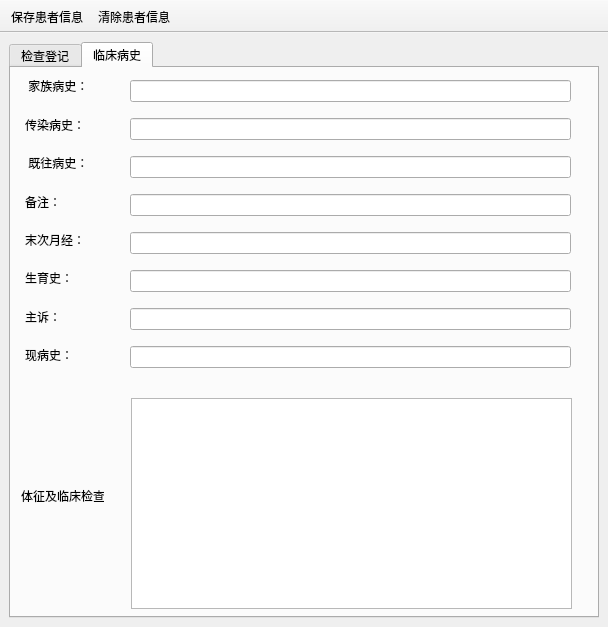
Qt form Tools/MHealthReport/patientstudyregister.ui (zyq1569/HealthApp) before a commit.
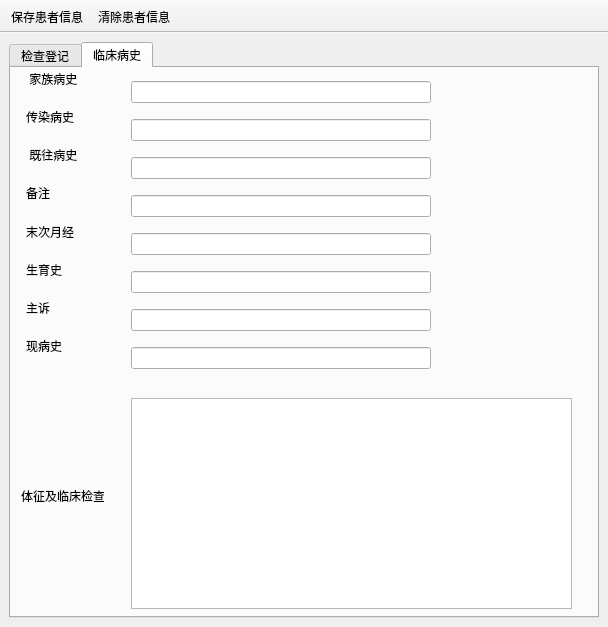
The same form after that commit. The open tabs and pages were chosen to show the change. Icons and pictures are not drawn.

Commit message: new studyoder register ui

Diff of the .ui file:
```diff
--- a/Tools/MHealthReport/patientstudyregister.ui
+++ b/Tools/MHealthReport/patientstudyregister.ui
@@ -1412,96 +1412,119 @@
          </size>
         </property>
        </widget>
-       <widget class="QWidget" name="layoutWidget">
-        <property name="geometry">
-         <rect>
-          <x>14</x>
-          <y>2</y>
-          <width>69</width>
-          <height>301</height>
-         </rect>
-        </property>
-        <layout class="QVBoxLayout" name="verticalLayout_4">
-         <item>
           <widget class="QLabel" name="label_25">
+        <property name="geometry">
+         <rect>
+          <x>15</x>
+          <y>3</y>
+          <width>53</width>
+          <height>16</height>
+         </rect>
+        </property>
            <property name="text">
             <string> 家族病史：</string>
            </property>
           </widget>
-         </item>
-         <item>
-          <widget class="QLabel" name="label_26">
-           <property name="text">
-            <string>传染病史：</string>
-           </property>
-          </widget>
-         </item>
-         <item>
-          <widget class="QLabel" name="label_27">
-           <property name="text">
-            <string> 既往病史：</string>
-           </property>
-          </widget>
-         </item>
-         <item>
           <widget class="QLabel" name="label_32">
+        <property name="geometry">
+         <rect>
+          <x>15</x>
+          <y>117</y>
+          <width>28</width>
+          <height>16</height>
+         </rect>
+        </property>
            <property name="text">
             <string>备注：</string>
            </property>
           </widget>
-         </item>
-         <item>
-          <widget class="QLabel" name="label_33">
+       <widget class="QLabel" name="label_27">
+        <property name="geometry">
+         <rect>
+          <x>15</x>
+          <y>79</y>
+          <width>53</width>
+          <height>16</height>
+         </rect>
+        </property>
            <property name="text">
-            <string>末次月经：</string>
-           </property>
-          </widget>
-         </item>
-         <item>
-          <widget class="QLabel" name="label_34">
+         <string> 既往病史：</string>
+        </property>
+       </widget>
+       <widget class="QLabel" name="label_26">
+        <property name="geometry">
+         <rect>
+          <x>15</x>
+          <y>41</y>
+          <width>50</width>
+          <height>16</height>
+         </rect>
+        </property>
            <property name="text">
-            <string>生育史：</string>
-           </property>
-          </widget>
-         </item>
-         <item>
+         <string>传染病史：</string>
+        </property>
+       </widget>
           <widget class="QLabel" name="label_28">
+        <property name="geometry">
+         <rect>
+          <x>15</x>
+          <y>232</y>
+          <width>28</width>
+          <height>16</height>
+         </rect>
+        </property>
            <property name="text">
             <string>主诉：</string>
            </property>
           </widget>
-         </item>
-         <item>
+       <widget class="QLabel" name="label_34">
+        <property name="geometry">
+         <rect>
+          <x>15</x>
+          <y>194</y>
+          <width>39</width>
+          <height>16</height>
+         </rect>
+        </property>
+        <property name="text">
+         <string>生育史：</string>
+        </property>
+       </widget>
+       <widget class="QLabel" name="label_33">
+        <property name="geometry">
+         <rect>
+          <x>15</x>
+          <y>156</y>
+          <width>50</width>
+          <height>16</height>
+         </rect>
+        </property>
+        <property name="text">
+         <string>末次月经：</string>
+        </property>
+       </widget>
           <widget class="QLabel" name="label_29">
+        <property name="geometry">
+         <rect>
+          <x>15</x>
+          <y>270</y>
+          <width>39</width>
+          <height>16</height>
+         </rect>
+        </property>
            <property name="text">
             <string>现病史：</string>
            </property>
           </widget>
-         </item>
-        </layout>
-       </widget>
-       <widget class="QWidget" name="layoutWidget">
-        <property name="geometry">
-         <rect>
-          <x>119</x>
-          <y>2</y>
-          <width>441</width>
-          <height>311</height>
-         </rect>
-        </property>
-        <layout class="QVBoxLayout" name="verticalLayout_6">
-         <item>
           <widget class="QLineEdit" name="lineEditFimilyHistory">
-           <property name="minimumSize">
-            <size>
+        <property name="geometry">
+         <rect>
+          <x>120</x>
+          <y>13</y>
              <width>300</width>
-             <height>0</height>
-            </size>
-           </property>
-          </widget>
-         </item>
-         <item>
-          <widget class="QLineEdit" name="lineEditCHuanRan">
+          <height>22</height>
+         </rect>
+        </property>
            <property name="minimumSize">
             <size>
              <width>300</width>
@@ -1509,9 +1532,15 @@
             </size>
            </property>
           </widget>
-         </item>
-         <item>
           <widget class="QLineEdit" name="lineEditAgo">
+        <property name="geometry">
+         <rect>
+          <x>120</x>
+          <y>89</y>
+          <width>300</width>
+          <height>22</height>
+         </rect>
+        </property>
            <property name="minimumSize">
             <size>
              <width>300</width>
@@ -1519,9 +1548,31 @@
             </size>
            </property>
           </widget>
-         </item>
-         <item>
+       <widget class="QLineEdit" name="lineEditCHuanRan">
+        <property name="geometry">
+         <rect>
+          <x>120</x>
+          <y>51</y>
+          <width>300</width>
+          <height>22</height>
+         </rect>
+        </property>
+        <property name="minimumSize">
+         <size>
+          <width>300</width>
+          <height>0</height>
+         </size>
+        </property>
+       </widget>
           <widget class="QLineEdit" name="lineEditChuCao">
+        <property name="geometry">
+         <rect>
+          <x>120</x>
+          <y>127</y>
+          <width>300</width>
+          <height>22</height>
+         </rect>
+        </property>
            <property name="minimumSize">
             <size>
              <width>300</width>
@@ -1529,9 +1580,15 @@
             </size>
            </property>
           </widget>
-         </item>
-         <item>
           <widget class="QLineEdit" name="lineEditLast">
+        <property name="geometry">
+         <rect>
+          <x>120</x>
+          <y>165</y>
+          <width>300</width>
+          <height>22</height>
+         </rect>
+        </property>
            <property name="minimumSize">
             <size>
              <width>300</width>
@@ -1539,9 +1596,15 @@
             </size>
            </property>
           </widget>
-         </item>
-         <item>
           <widget class="QLineEdit" name="lineEditBornHistory">
+        <property name="geometry">
+         <rect>
+          <x>120</x>
+          <y>203</y>
+          <width>300</width>
+          <height>22</height>
+         </rect>
+        </property>
            <property name="minimumSize">
             <size>
              <width>300</width>
@@ -1549,9 +1612,15 @@
             </size>
            </property>
           </widget>
-         </item>
-         <item>
           <widget class="QLineEdit" name="lineEditZhuSu">
+        <property name="geometry">
+         <rect>
+          <x>120</x>
+          <y>241</y>
+          <width>300</width>
+          <height>22</height>
+         </rect>
+        </property>
            <property name="minimumSize">
             <size>
              <width>300</width>
@@ -1559,18 +1628,21 @@
             </size>
            </property>
           </widget>
-         </item>
-         <item>
           <widget class="QLineEdit" name="lineEditNow">
+        <property name="geometry">
+         <rect>
+          <x>120</x>
+          <y>279</y>
+          <width>300</width>
+          <height>22</height>
+         </rect>
+        </property>
            <property name="minimumSize">
             <size>
              <width>300</width>
              <height>0</height>
             </size>
            </property>
-          </widget>
-         </item>
-        </layout>
        </widget>
       </widget>
      </widget>
```
Left out of the diff: 136 changed lines with no effect on the pictures. Lines whose indentation alone changed are shown as unchanged.
